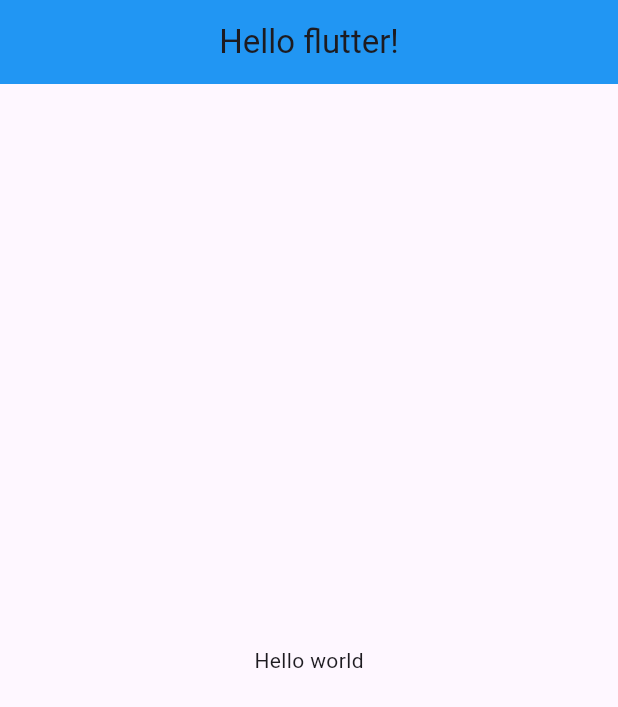
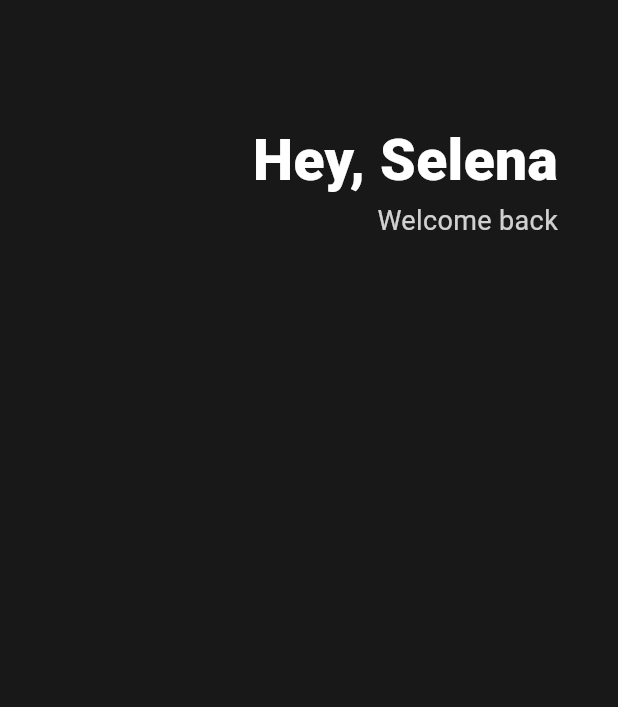
Before and after one commit to gahyunkim/toonflix_clone_coding, a Flutter app: the screen it shows after launch, on a phone screen of 412 x 824 dp. Shown: the top 707 px of the screen. Run offline on Flutter 3.47's test engine with Material 3 defaults, Android fonts, the phone set to English and light mode, and no system bars.

Commit message:
clone_coding_header

```diff
--- a/lib/main.dart
+++ b/lib/main.dart
@@ -18,15 +18,42 @@ class App extends StatelessWidget {
     // scaffold는 navigation bar를 구현할 수 있도록 해주고, buttom tab bar나 상단 버튼, 화면 중앙 정렬 등과 같은 것을 담당함
     return MaterialApp(
       home: Scaffold(
-        appBar: AppBar(
-          backgroundColor: Colors.blue, // 파란색으로 설정
-          title: Text('Hello flutter!'),
-          centerTitle: true,
-        ),
-        body: Center(
-          child: Text('Hello world'!),
-        ),
-      ),
+          backgroundColor: Color(0xFF181818),
+          body: Padding(
+            padding: EdgeInsets.symmetric(horizontal: 40),
+            child: Column(
+              children: [
+                SizedBox(
+                  height: 80,
+                ),
+                Row(
+                  mainAxisAlignment: MainAxisAlignment.end,
+                  children: [
+                    Column(
+                      crossAxisAlignment: CrossAxisAlignment.end,
+                      children: [
+                        Text(
+                          'Hey, Selena',
+                          style: TextStyle(
+                            color: Colors.white,
+                            fontSize: 38,
+                            fontWeight: FontWeight.w800,
+                          ),
+                        ),
+                        Text(
+                          'Welcome back',
+                          style: TextStyle(
+                            color: Colors.white.withOpacity(0.8),
+                            fontSize: 18,
+                          ),
+                        ),
+                      ],
+                    )
+                  ],
+                )
+              ],
+            ),
+          )),
     );
   }
 }
```
